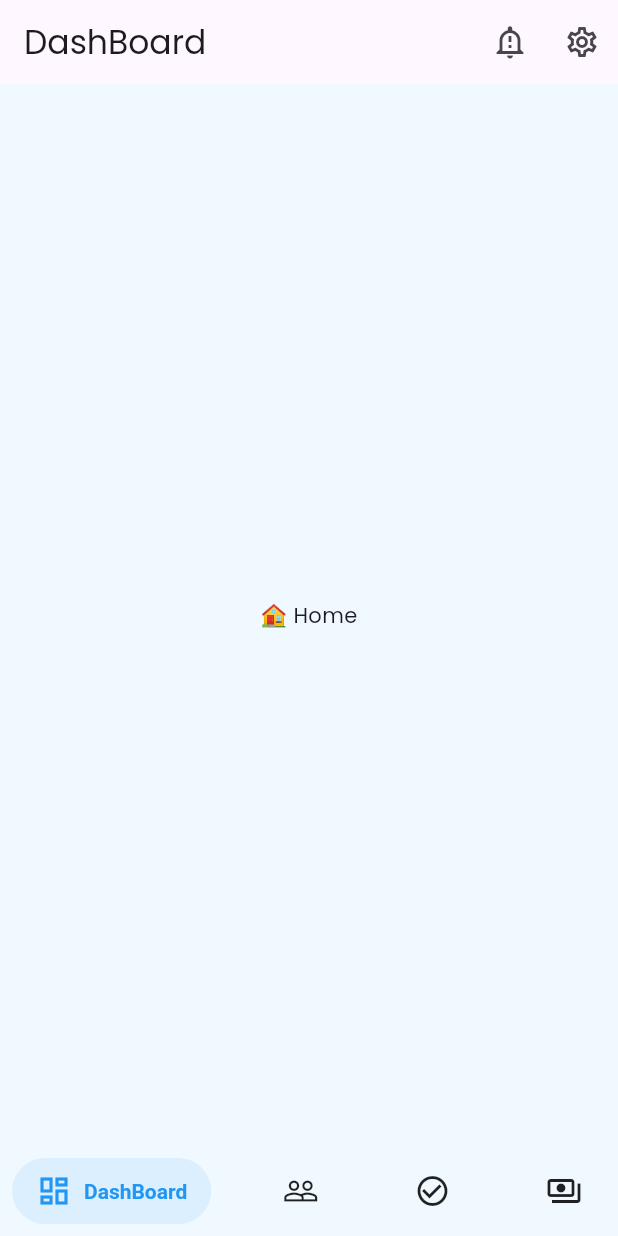
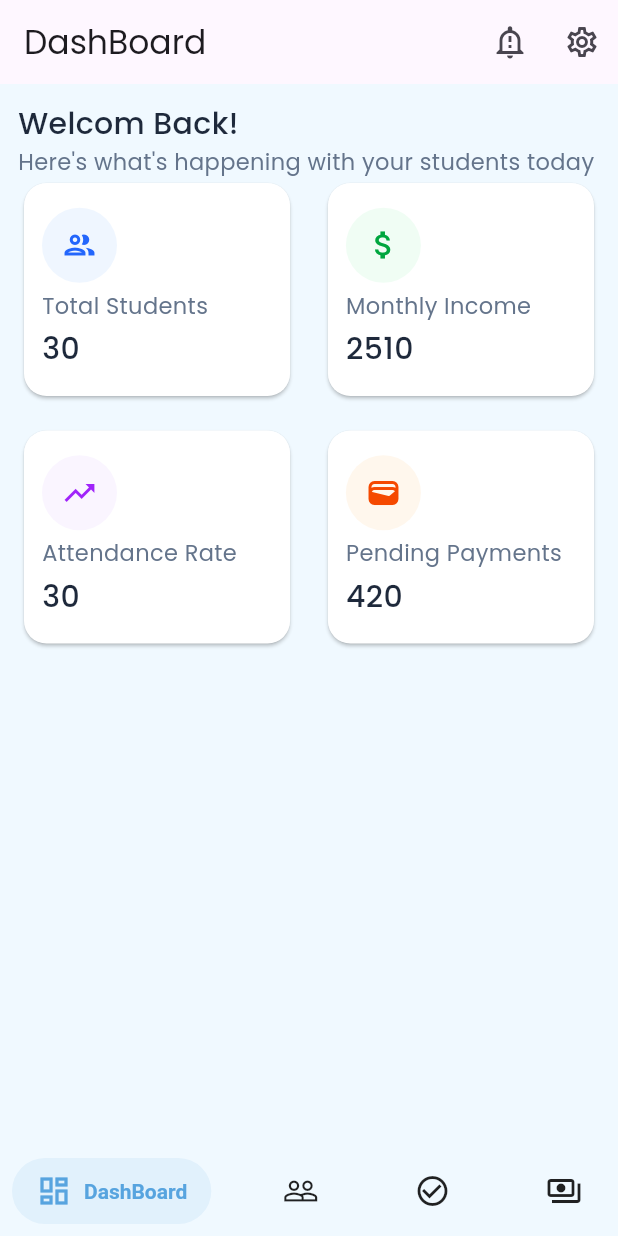
Before and after one commit to amrelmaadawy/teacher-system, a Flutter app: the LayoutView screen opened directly, on a phone screen of 412 x 824 dp. Run offline on Flutter 3.47's test engine with Material 3 defaults, Android fonts, the phone set to English and light mode, and no system bars; drawn by our look-alikes of salomon_bottom_bar.

Commit message:
add dashboard cards

```diff
--- a/lib/features/home/presentation/views/home_view.dart
+++ b/lib/features/home/presentation/views/home_view.dart
@@ -1,7 +1,71 @@
 import 'package:flutter/material.dart';
+import 'package:teacher_system/core/utils/app_colors.dart';
+import 'package:teacher_system/core/utils/app_size.dart';
+import 'package:teacher_system/features/home/presentation/widgets/custom_dashboard_card.dart';
 
 class HomeView extends StatelessWidget {
   const HomeView({super.key});
   @override
-  Widget build(BuildContext context) => const Center(child: Text('🏠 Home'));
+  Widget build(BuildContext context) {
+    return Padding(
+      padding: const EdgeInsets.all(defPadding),
+      child: Column(
+        crossAxisAlignment: CrossAxisAlignment.start,
+        children: [
+          Text(
+            'Welcom Back!',
+            style: TextStyle(
+              fontSize: 20,
+              fontWeight: FontWeight.w500,
+              color: lightMainTextColor,
+            ),
+          ),
+          Text(
+            'Here\'s what\'s happening with your students today',
+            style: TextStyle(fontSize: 15, color: lightSubTextColor),
+          ),
+
+          Row(
+            mainAxisAlignment: MainAxisAlignment.spaceBetween,
+            children: [
+              CustomDashBoardCard(
+                icon: Icons.group_outlined,
+                title: 'Total Students',
+                count: 30,
+                iconColor: Color(0xff2366fc),
+                circleColor: Color(0xffeff6ff),
+              ),
+              CustomDashBoardCard(
+                icon: Icons.attach_money_outlined,
+                title: 'Monthly Income',
+                count: 2510,
+                iconColor: Color(0xff00a63e),
+                circleColor: Color(0xfff0fdf4),
+              ),
+            ],
+          ),
+          SizedBox(height: 15),
+          Row(
+            mainAxisAlignment: MainAxisAlignment.spaceBetween,
+            children: [
+              CustomDashBoardCard(
+                icon: Icons.trending_up_outlined,
+                title: 'Attendance Rate',
+                count: 30,
+                iconColor: Color(0xffa023fa),
+                circleColor: Color(0xfffaf5ff),
+              ),
+              CustomDashBoardCard(
+                icon: Icons.wallet_outlined,
+                title: 'Pending Payments',
+                count: 420,
+                iconColor: Color(0xfff54900),
+                circleColor: Color(0xfffff7ed),
+              ),
+            ],
+          ),
+        ],
+      ),
+    );
+  }
 }
--- /dev/null
+++ b/lib/features/home/presentation/widgets/custom_dashboard_card.dart
@@ -0,0 +1,59 @@
+import 'package:flutter/material.dart';
+import 'package:teacher_system/core/utils/app_colors.dart';
+import 'package:teacher_system/core/utils/app_size.dart';
+
+class CustomDashBoardCard extends StatelessWidget {
+  const CustomDashBoardCard({
+    super.key,
+    required this.icon,
+    required this.title,
+    required this.count,
+    required this.iconColor,
+    required this.circleColor,
+  });
+  final IconData icon;
+  final String title;
+  final int count;
+  final Color iconColor;
+  final Color circleColor;
+  @override
+  Widget build(BuildContext context) {
+    return SizedBox(
+      width: MediaQuery.of(context).size.width * 0.45,
+      height: 150,
+      child: Card(
+        color: Colors.white,
+        shape: RoundedRectangleBorder(
+          borderRadius: BorderRadiusGeometry.circular(defBorderRadius),
+        ),
+        child: Padding(
+          padding: const EdgeInsets.all(defPadding),
+          child: Column(
+            crossAxisAlignment: CrossAxisAlignment.start,
+            mainAxisAlignment: MainAxisAlignment.spaceEvenly,
+            children: [
+              CircleAvatar(
+                radius: 25,
+                backgroundColor: circleColor,
+                child: Icon(icon, color: iconColor),
+              ),
+              Text(
+                title,
+                style: TextStyle(color: lightSubTextColor, fontSize: 15),
+              ),
+
+              Text(
+                '$count',
+                style: TextStyle(
+                  fontSize: 20,
+                  fontWeight: FontWeight.w500,
+                  color: lightMainTextColor,
+                ),
+              ),
+            ],
+          ),
+        ),
+      ),
+    );
+  }
+}
--- a/lib/features/layout/presentation/view/layout_view.dart
+++ b/lib/features/layout/presentation/view/layout_view.dart
@@ -1,5 +1,6 @@
 import 'package:salomon_bottom_bar/salomon_bottom_bar.dart';
 import 'package:flutter/material.dart';
+import 'package:teacher_system/core/utils/app_colors.dart';
 import 'package:teacher_system/features/attendance/presentation/views/attendance_view.dart';
 import 'package:teacher_system/features/home/presentation/views/home_view.dart';
 import 'package:teacher_system/features/payments/presentation/views/payments_view.dart';
@@ -48,23 +49,23 @@ class _HomeScreenState extends State<LayoutView> {
         items: [
           SalomonBottomBarItem(
             icon: const Icon(Icons.dashboard_outlined),
-            title:  Text(S.of(context).DashBoard),
-            selectedColor: Colors.blue,
+            title: Text(S.of(context).DashBoard),
+            selectedColor: lightBottonColor,
           ),
           SalomonBottomBarItem(
             icon: const Icon(Icons.people_outline),
-            title:  Text(S.of(context).Students),
-            selectedColor: Colors.purple,
+            title: Text(S.of(context).Students),
+            selectedColor: lightBottonColor,
           ),
           SalomonBottomBarItem(
             icon: const Icon(Icons.check_circle_outline),
-            title:  Text(S.of(context).Attendance),
-            selectedColor: Colors.green,
+            title: Text(S.of(context).Attendance),
+            selectedColor:lightBottonColor,
           ),
           SalomonBottomBarItem(
             icon: const Icon(Icons.payments_outlined),
-            title:  Text(S.of(context).Payments),
-            selectedColor: Colors.orange,
+            title: Text(S.of(context).Payments),
+            selectedColor:lightBottonColor,
           ),
         ],
       ),
```
